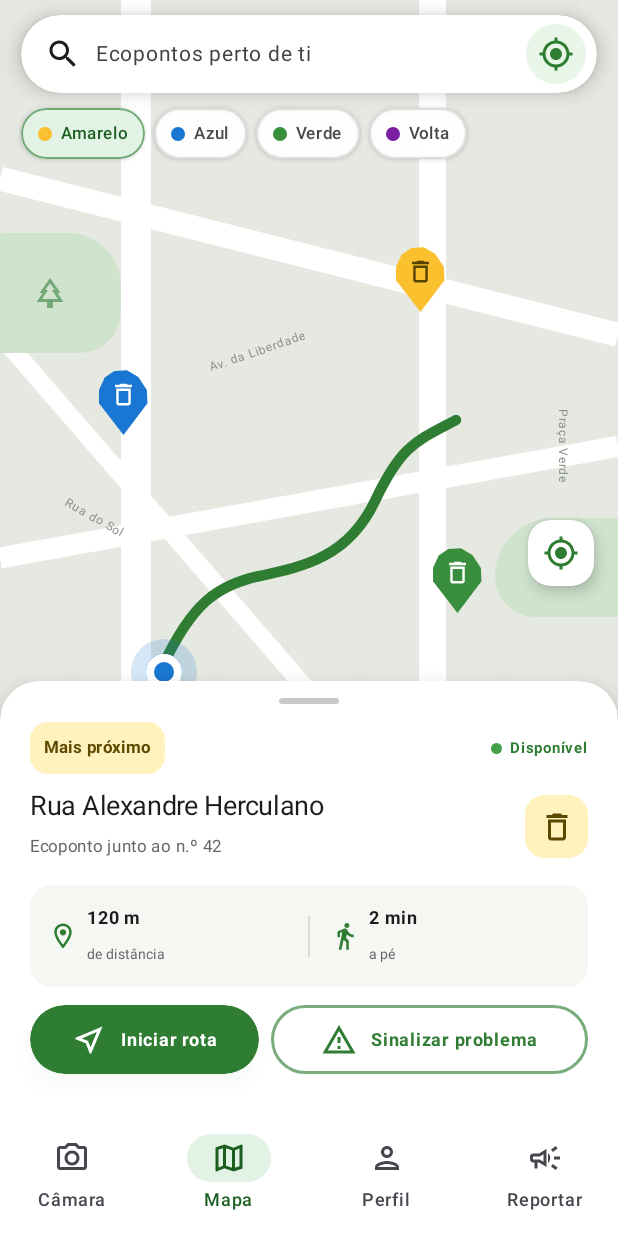
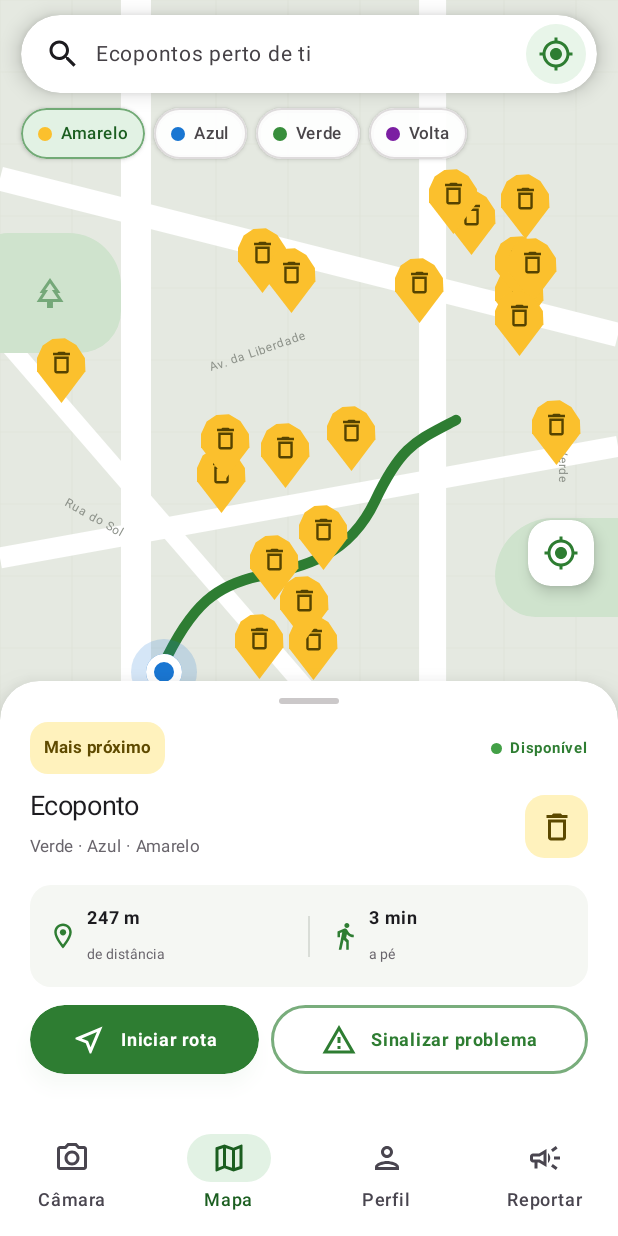
Before and after one commit to SamuelFerreira0/pontoverde, an Android app built with Jetpack Compose: the MapScreen screen opened through its navigation route, on a phone screen of 412 x 824 dp. Run offline under Robolectric (Android 15) with nearby library versions, the phone set to English and light mode, and no system bars.

Commit message:
feat(mapa): ligar o MapScreen ao MapViewModel com ecopontos reais

```diff
--- a/app/src/main/java/com/example/pontoverde/ui/map/MapScreen.kt
+++ b/app/src/main/java/com/example/pontoverde/ui/map/MapScreen.kt
@@ -33,7 +33,13 @@ import androidx.compose.ui.text.font.FontWeight
 import androidx.compose.ui.tooling.preview.Preview
 import androidx.compose.ui.unit.dp
 import androidx.compose.ui.unit.sp
+import androidx.lifecycle.viewmodel.compose.viewModel
+import com.example.pontoverde.data.Ecoponto
+import com.example.pontoverde.data.TipoEcoponto
 import com.example.pontoverde.ui.theme.PontoverdeTheme
+import com.example.pontoverde.viewmodel.MapUiState
+import com.example.pontoverde.viewmodel.MapViewModel
+import kotlin.math.roundToInt
 
 private val Verde = Color(0xFF2E7D32)
 private val VerdeEscuro = Color(0xFF1B5E20)
@@ -42,11 +48,21 @@ private val Texto = Color(0xFF1C1B1F)
 private val Cinza = Color(0xFF68646B)
 private val AmareloClaro = Color(0xFFFFF2BD)
 
-enum class TipoEcoponto(val nome: String, val cor: Color) {
-    AMARELO("Amarelo", Color(0xFFFBC02D)),
-    AZUL("Azul", Color(0xFF1976D2)),
-    VERDE("Verde", Color(0xFF388E3C)),
-    VOLTA("Volta", Color(0xFF7B1FA2))
+// O tipo vive em data.TipoEcoponto; aqui só ficam o nome e a cor, que são coisas do ecrã.
+private val TipoEcoponto.nome: String
+    get() = when (this) {
+        TipoEcoponto.AMARELO -> "Amarelo"
+        TipoEcoponto.AZUL -> "Azul"
+        TipoEcoponto.VERDE -> "Verde"
+        TipoEcoponto.VOLTA -> "Volta"
+    }
+
+private val TipoEcoponto.cor: Color
+    get() = when (this) {
+        TipoEcoponto.AMARELO -> Color(0xFFFBC02D)
+        TipoEcoponto.AZUL -> Color(0xFF1976D2)
+        TipoEcoponto.VERDE -> Color(0xFF388E3C)
+        TipoEcoponto.VOLTA -> Color(0xFF7B1FA2)
     }
 
 data class EcopontoUi(
@@ -59,34 +75,85 @@ data class EcopontoUi(
 )
 
 private class MarcadorFalso(
+    val id: String,
     val tipo: TipoEcoponto,
     val icone: ImageVector,
     val x: Float,
     val y: Float
 )
 
-private val ecopontoExemplo = EcopontoUi(
-    TipoEcoponto.AMARELO, "Rua Alexandre Herculano", "Ecoponto junto ao n.º 42",
-    "120 m", "2 min", true
+/** Converte coordenadas em posições no mapa desenhado. Deixa de ser preciso com o mapa real. */
+private fun marcadoresDe(ecopontos: List<Ecoponto>, filtro: TipoEcoponto?): List<MarcadorFalso> {
+    if (ecopontos.isEmpty()) return emptyList()
+    val minLat = ecopontos.minOf { it.latitude }
+    val maxLat = ecopontos.maxOf { it.latitude }
+    val minLon = ecopontos.minOf { it.longitude }
+    val maxLon = ecopontos.maxOf { it.longitude }
+
+    fun fracao(v: Double, min: Double, max: Double): Float =
+        if (max - min < 1e-9) 0.5f else ((v - min) / (max - min)).toFloat()
+
+    return ecopontos.map { e ->
+        val tipo = filtro ?: e.tipos.first()
+        MarcadorFalso(
+            id = e.id,
+            tipo = tipo,
+            icone = if (tipo == TipoEcoponto.VOLTA) Icons.Outlined.Recycling else Icons.Outlined.Delete,
+            x = 0.10f + 0.80f * fracao(e.longitude, minLon, maxLon),
+            y = 0.18f + 0.40f * (1f - fracao(e.latitude, minLat, maxLat))
         )
+    }
+}
 
-private val marcadoresFalsos = listOf(
-    MarcadorFalso(TipoEcoponto.AMARELO, Icons.Outlined.Delete, 0.68f, 0.25f),
-    MarcadorFalso(TipoEcoponto.AZUL, Icons.Outlined.Delete, 0.20f, 0.36f),
-    MarcadorFalso(TipoEcoponto.VERDE, Icons.Outlined.Delete, 0.74f, 0.52f),
-    MarcadorFalso(TipoEcoponto.VOLTA, Icons.Outlined.Recycling, 0.29f, 0.65f)
+/** Passa um ecoponto real para o texto que o painel mostra. */
+private fun Ecoponto.paraUi(lat: Double, lon: Double, filtro: TipoEcoponto?): EcopontoUi {
+    val metros = distanciaMetros(lat, lon)
+    return EcopontoUi(
+        tipo = filtro ?: tipos.first(),
+        rua = nome ?: "Ecoponto",
+        detalhe = tipos.joinToString(" · ") { it.nome },
+        distancia = if (metros >= 1000) "%.1f km".format(metros / 1000) else "${metros.roundToInt()} m",
+        tempoAPe = "${minutosAPe(lat, lon)} min",
+        disponivel = true
     )
+}
 
 @Composable
 fun MapScreen(
-    ecoponto: EcopontoUi = ecopontoExemplo,
     onIniciarRota: () -> Unit = {},
     onSinalizar: () -> Unit = {},
     onCentrar: () -> Unit = {},
+    modifier: Modifier = Modifier,
+    viewModel: MapViewModel = viewModel()
+) {
+    val estado by viewModel.estado.collectAsState()
+
+    MapContent(
+        estado = estado,
+        onFiltro = viewModel::alterarFiltro,
+        onSelecionar = viewModel::selecionar,
+        onIniciarRota = onIniciarRota,
+        onSinalizar = onSinalizar,
+        onCentrar = onCentrar,
+        modifier = modifier
+    )
+}
+
+/** Só desenha o estado que recebe e avisa quando o utilizador faz algo. */
+@Composable
+private fun MapContent(
+    estado: MapUiState,
+    onFiltro: (TipoEcoponto) -> Unit,
+    onSelecionar: (String) -> Unit,
+    onIniciarRota: () -> Unit,
+    onSinalizar: () -> Unit,
+    onCentrar: () -> Unit,
     modifier: Modifier = Modifier
 ) {
-    // Por agora o filtro vive aqui; na fase 2 passa para o MapViewModel
-    var filtro by remember { mutableStateOf<TipoEcoponto?>(TipoEcoponto.AMARELO) }
+    val marcadores = remember(estado.visiveis, estado.filtro) {
+        marcadoresDe(estado.visiveis, estado.filtro)
+    }
+    val selecionado = estado.selecionado
 
     CompositionLocalProvider(LocalContentColor provides Texto) {
         BoxWithConstraints(modifier.fillMaxSize().background(Color(0xFFE7EBE4))) {
@@ -96,9 +163,10 @@ fun MapScreen(
 
             MapaFalso(escala)
 
-            marcadoresFalsos.forEach { m ->
+            marcadores.forEach { m ->
                 Pin(
                     m,
+                    { onSelecionar(m.id) },
                     Modifier.offset(x = largura * m.x - 19.dp, y = altura * m.y - 22.dp)
                 )
             }
@@ -143,17 +211,18 @@ fun MapScreen(
                     contentPadding = PaddingValues(horizontal = 14.dp)
                 ) {
                     items(TipoEcoponto.entries) { tipo ->
-                        ChipFiltro(tipo, filtro == tipo) {
-                            filtro = if (filtro == tipo) null else tipo
-                        }
+                        ChipFiltro(tipo, estado.filtro == tipo) { onFiltro(tipo) }
                     }
                 }
             }
 
+            if (selecionado != null) {
                 PainelEcoponto(
-                ecoponto, onIniciarRota, onSinalizar,
+                    selecionado.paraUi(estado.latitude, estado.longitude, estado.filtro),
+                    onIniciarRota, onSinalizar,
                     Modifier.align(Alignment.BottomCenter)
                 )
+            }
         }
     }
 }
@@ -247,11 +316,12 @@ private val FormaPin = GenericShape { s, _ ->
 }
 
 @Composable
-private fun Pin(m: MarcadorFalso, modifier: Modifier = Modifier) {
+private fun Pin(m: MarcadorFalso, onClick: () -> Unit, modifier: Modifier = Modifier) {
     Box(
         modifier = modifier
             .size(width = 38.dp, height = 44.dp)
             .clip(FormaPin)
+            .clickable(onClick = onClick)
             .background(m.tipo.cor),
         contentAlignment = Alignment.TopCenter
     ) {
@@ -443,5 +513,17 @@ private fun BotaoPainel(
 @Preview(showBackground = true, widthDp = 412, heightDp = 816)
 @Composable
 private fun MapScreenPreview() {
-    PontoverdeTheme { MapScreen() }
+    PontoverdeTheme {
+        MapContent(
+            estado = MapUiState(
+                ecopontos = listOf(
+                    Ecoponto("vdc-001", null, 41.6990, -8.8320,
+                        listOf(TipoEcoponto.VERDE, TipoEcoponto.AZUL, TipoEcoponto.AMARELO)),
+                    Ecoponto("vdc-002", null, 41.7040, -8.8250, listOf(TipoEcoponto.AMARELO)),
+                    Ecoponto("vdc-003", "Lidl (Volta)", 41.6950, -8.8430, listOf(TipoEcoponto.VOLTA))
+                )
+            ),
+            onFiltro = {}, onSelecionar = {}, onIniciarRota = {}, onSinalizar = {}, onCentrar = {}
+        )
     }
+}
```
Lines whose indentation alone changed are shown as unchanged.
